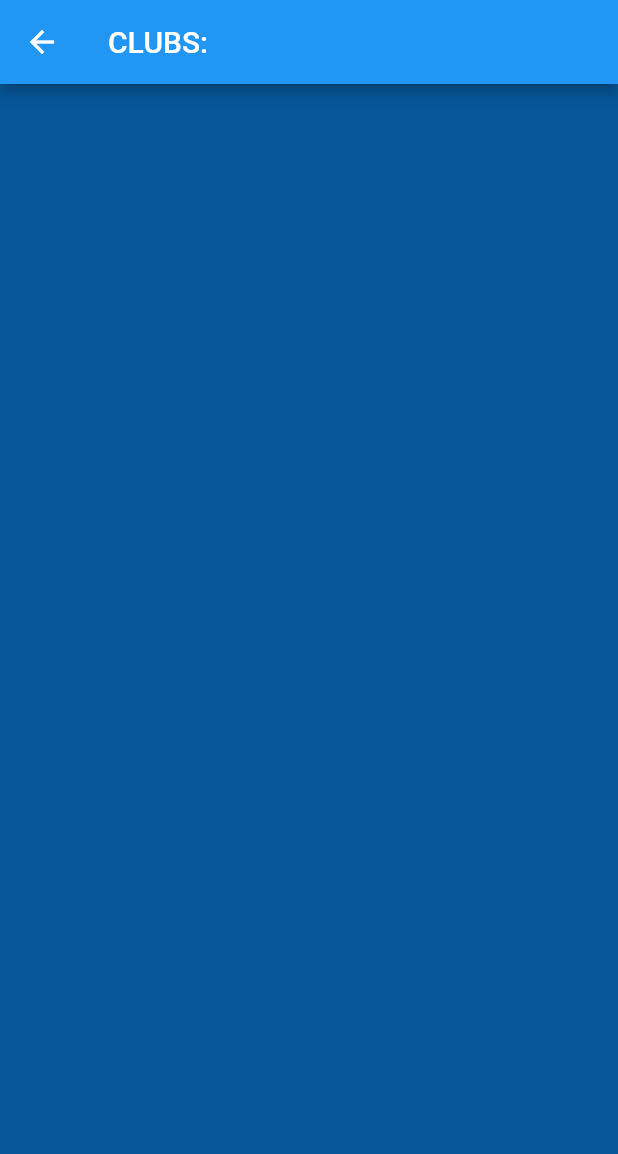
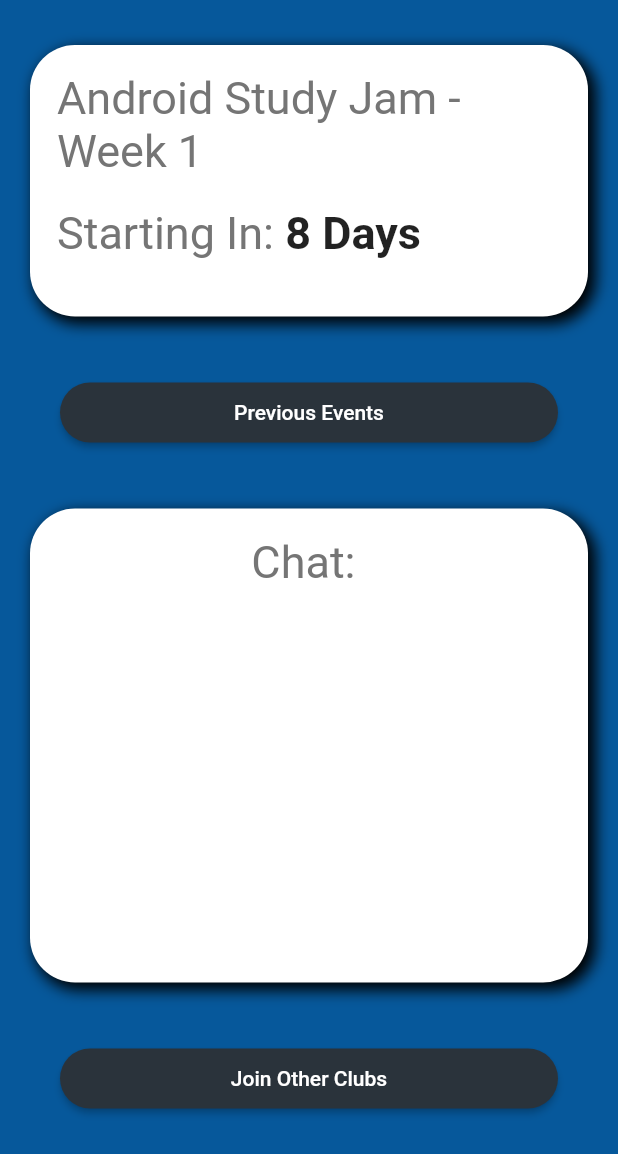
Before and after one commit to Marco-Puig/ClubIt-App, a Flutter app: the HomeScreen screen opened directly, on a phone screen of 412 x 824 dp. Shown: the top 1154 px of the screen. Run offline on Flutter 3.47's test engine with Material 2 defaults, Android fonts, the phone set to English and light mode, and no system bars; our stand-ins replace firebase_auth, firebase_core, google_sign_in; accounts and stored records are empty.

Commit message:
Commit #8
Created Create/Join and Club Homepage UI.
Currently working on Create/Join functionally.

```diff
--- a/lib/screens/home/home.dart
+++ b/lib/screens/home/home.dart
@@ -1,11 +1,103 @@
+import 'package:clubitapp/screens/noGroup/noGroup.dart';
+import 'package:clubitapp/states/currentUser.dart';
+import 'package:clubitapp/widgets/ourContainer.dart';
 import 'package:flutter/material.dart';
+import 'package:provider/provider.dart';
 
 class HomeScreen extends StatelessWidget {
+  void _goToNoGroup(BuildContext context) {
+    Navigator.push(
+      context,
+      MaterialPageRoute(
+        builder: (context) => OurNoGroup(),
+      ),
+    );
+  }
+
   @override
   Widget build(BuildContext context) {
     return Scaffold(
-      appBar: AppBar(
-        title: Text("CLUBS:"),
+      body: ListView(
+        children: <Widget>[
+          SizedBox(
+            height: 10,
+          ),
+          Padding(
+            padding: const EdgeInsets.all(20.0),
+            child: OurContainer(
+              child: Column(
+                children: <Widget>[
+                  Text(
+                    "Android Study Jam - Week 1",
+                    style: TextStyle(
+                      fontSize: 30,
+                      color: Colors.grey[600],
+                    ),
+                  ),
+                  Padding(
+                    padding: const EdgeInsets.symmetric(vertical: 20.0),
+                    child: Row(
+                      children: <Widget>[
+                        Text(
+                          "Starting In: ",
+                          style: TextStyle(
+                            fontSize: 30,
+                            color: Colors.grey[600],
+                          ),
+                        ),
+                        Text(
+                          "8 Days",
+                          style: TextStyle(
+                            fontSize: 30.0,
+                            fontWeight: FontWeight.bold,
+                          ),
+                        ),
+                      ],
+                    ),
+                  ),
+                ],
+              ),
+            ),
+          ),
+          Padding(
+            padding:
+                const EdgeInsets.symmetric(horizontal: 40.0, vertical: 20.0),
+            child: RaisedButton(
+              child: Text(
+                "Previous Events",
+                style: TextStyle(color: Colors.white),
+              ),
+              onPressed: () => _goToNoGroup(context),
+            ),
+          ),
+          Padding(
+            padding: const EdgeInsets.all(20.0),
+            child: OurContainer(
+              child: Column(
+                children: <Widget>[
+                  Text(
+                    "Chat: \n\n\n\n\n\n\n",
+                    style: TextStyle(
+                      fontSize: 30,
+                      color: Colors.grey[600],
+                    ),
+                  ),
+                ],
+              ),
+            ),
+          ),
+          Padding(
+            padding:
+                const EdgeInsets.symmetric(horizontal: 40.0, vertical: 20.0),
+            child: RaisedButton(
+              child: Text(
+                "Join Other Clubs",
+                style: TextStyle(color: Colors.white),
+              ),
+              onPressed: () => _goToNoGroup(context),
+            ),
+          ),
+        ],
       ),
     );
   }
--- a/lib/screens/signup/localwidgets/signUpForm.dart
+++ b/lib/screens/signup/localwidgets/signUpForm.dart
@@ -112,7 +112,7 @@ class _OurSignUpFormState extends State<OurSignUpForm> {
               } else {
                 Scaffold.of(context).showSnackBar(
                   SnackBar(
-                    content: Text("Passwords do not match"),
+                    content: Text("Passwords do not match!"),
                     duration: Duration(seconds: 2),
                   ),
                 );
```
Also changed, not shown: lib/screens/noGroup/noGroup.dart (added, +74 -0 lines).
